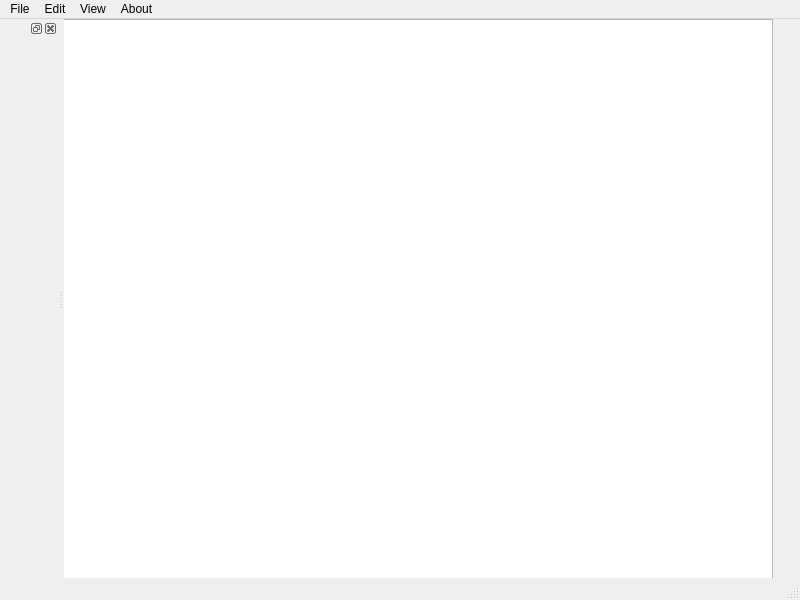
The window that src/najdorf.ui (umloucobr/najdorf) describes before a commit, drawn with Qt 5.
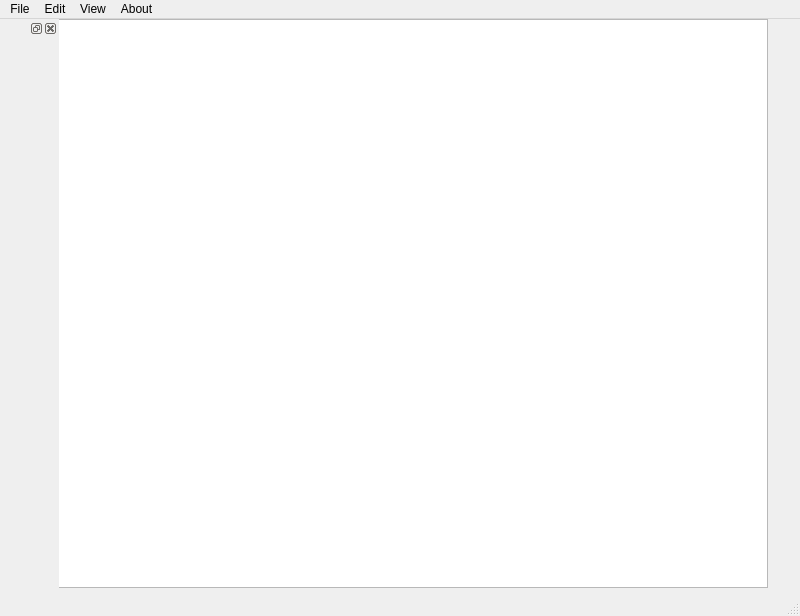
The same window after the commit.

Commit message: Tightened the docked window separator with QMainWindow

Diff of the .ui file:
```diff
--- a/src/najdorf.ui
+++ b/src/najdorf.ui
@@ -7,13 +7,19 @@
     <x>0</x>
     <y>0</y>
     <width>800</width>
-    <height>600</height>
+    <height>616</height>
    </rect>
   </property>
   <property name="windowTitle">
    <string>Najdorf</string>
   </property>
+  <property name="styleSheet">
+   <string notr="true">QMainWindow::separator{ width: 0.5px; height: 0.5px; }</string>
+  </property>
   <widget class="QWidget" name="centralwidget">
+   <property name="autoFillBackground">
+    <bool>false</bool>
+   </property>
    <widget class="QPlainTextEdit" name="plainTextEdit">
     <property name="enabled">
      <bool>true</bool>
@@ -90,7 +96,10 @@
     <bool>true</bool>
    </property>
    <property name="autoFillBackground">
-    <bool>true</bool>
+    <bool>false</bool>
+   </property>
+   <property name="styleSheet">
+    <string notr="true"/>
    </property>
    <property name="floating">
     <bool>false</bool>
@@ -101,7 +110,11 @@
    <attribute name="dockWidgetArea">
     <number>1</number>
    </attribute>
-   <widget class="QWidget" name="dockWidgetContents"/>
+   <widget class="QWidget" name="dockWidgetContents">
+    <property name="styleSheet">
+     <string notr="true"/>
+    </property>
+   </widget>
   </widget>
   <action name="actionNew_Project">
    <property name="text">
```
Left out of the diff: 5 changed lines with no effect on the pictures. The commit also changes 2 other files.
